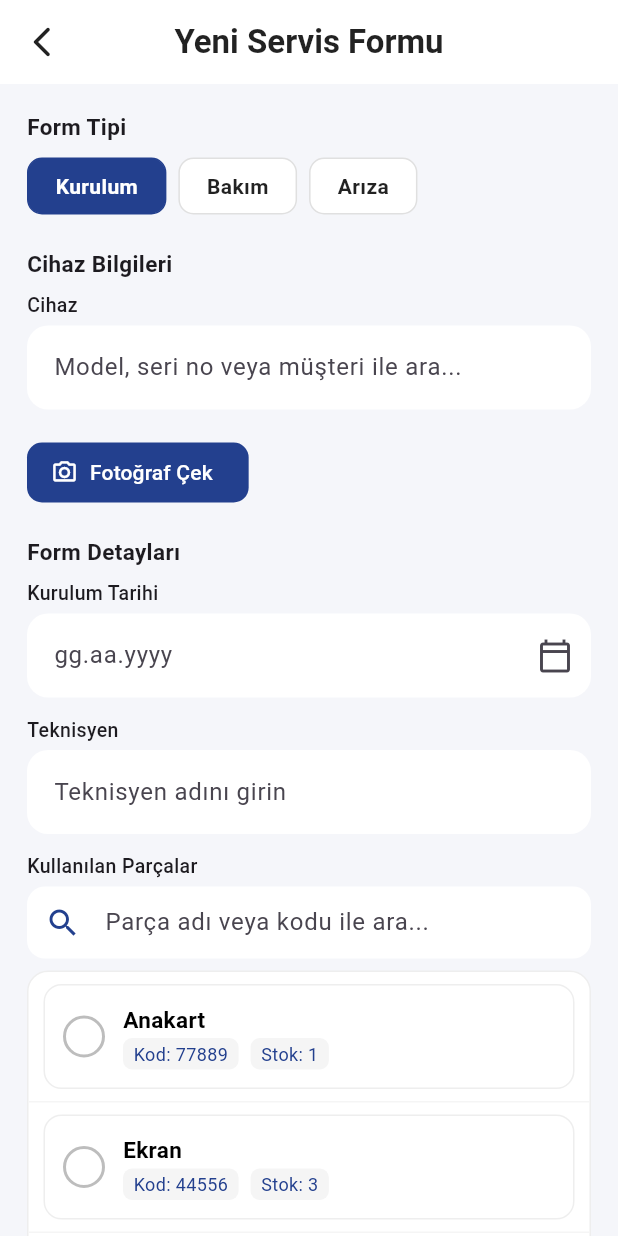
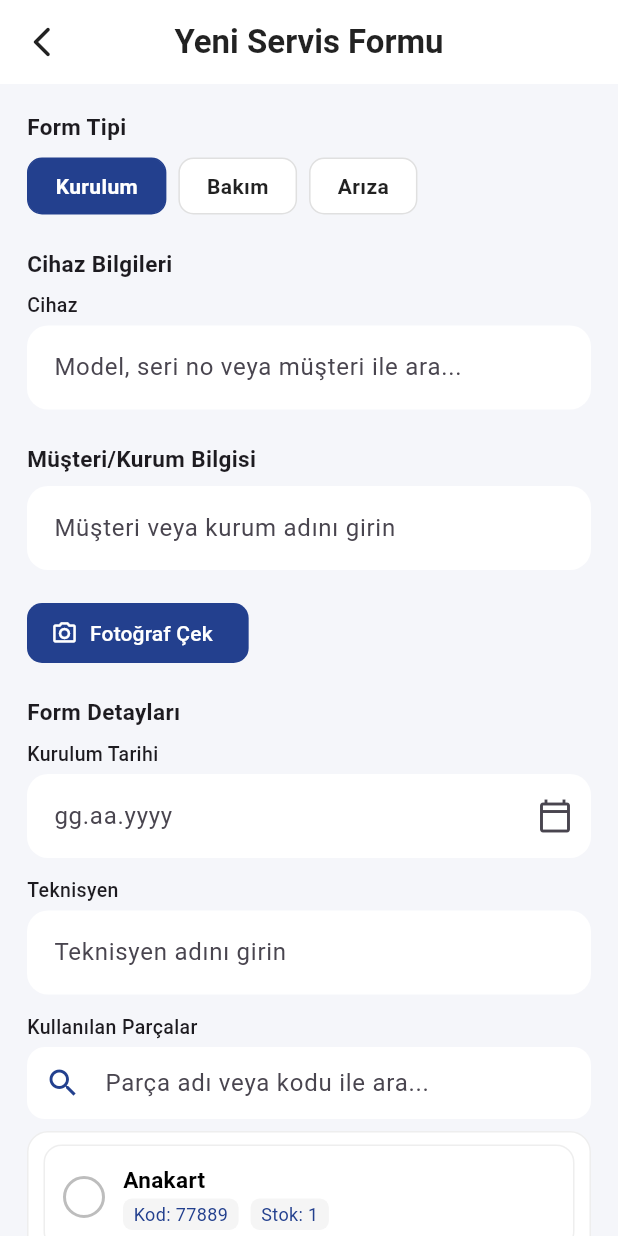
Before and after one commit to Galipacikel/CenceApp, a Flutter app: the HomePage screen opened directly, after a tap on "Yeni Servis Formu", on a phone screen of 412 x 824 dp. Run offline on Flutter 3.47's test engine with Material 3 defaults, Android fonts, the phone set to English and light mode, and no system bars; our stand-ins replace camera, firebase_auth, firebase_core, image_picker, permission_handler; missing offline and left inert: mobile_scanner; accounts and stored records are empty.

Commit message:
Simplify models and update service form flow

```diff
--- a/lib/models/cihaz.dart
+++ b/lib/models/cihaz.dart
@@ -2,15 +2,11 @@ class Cihaz {
   final String id;
   final String modelAdi;
   final String seriNumarasi;
-  final String musteriBilgisi;
-  final DateTime kurulumTarihi;
 
   Cihaz({
     required this.id,
     required this.modelAdi,
     required this.seriNumarasi,
-    required this.musteriBilgisi,
-    required this.kurulumTarihi,
   });
 
   factory Cihaz.fromJson(Map<String, dynamic> json) {
@@ -18,8 +14,6 @@ class Cihaz {
       id: json['id'] ?? '',
       modelAdi: json['modelAdi'] ?? '',
       seriNumarasi: json['seriNumarasi'] ?? '',
-      musteriBilgisi: json['musteriBilgisi'] ?? '',
-      kurulumTarihi: DateTime.tryParse(json['kurulumTarihi'] ?? '') ?? DateTime.now(),
     );
   }
 
@@ -28,25 +22,20 @@ class Cihaz {
       'id': id,
       'modelAdi': modelAdi,
       'seriNumarasi': seriNumarasi,
-      'musteriBilgisi': musteriBilgisi,
-      'kurulumTarihi': kurulumTarihi.toIso8601String(),
     };
   }
 }
 
-// Cihaz verilerini yönetmek için abstract class (repository pattern)
 abstract class CihazRepository {
   Future<List<Cihaz>> getAll();
   Future<void> add(Cihaz cihaz);
-  // Gelecekte eklenebilir: update, delete, getById
 }
 
-// Mock verilerle CihazRepository'nin somut bir uygulaması
 class MockCihazRepository implements CihazRepository {
   final List<Cihaz> _mockCihazlar = [
-    Cihaz(id: 'CIHAZ-001', modelAdi: 'Solunum Cihazı X-2000', seriNumarasi: 'SN-A12345', musteriBilgisi: 'A Hastanesi', kurulumTarihi: DateTime(2023, 5, 15)),
-    Cihaz(id: 'CIHAZ-002', modelAdi: 'Defibrilatör Pro-500', seriNumarasi: 'SN-B67890', musteriBilgisi: 'B Kliniği', kurulumTarihi: DateTime(2022, 11, 20)),
-    Cihaz(id: 'CIHAZ-003', modelAdi: 'EKG Monitörü Card-10', seriNumarasi: 'SN-C13579', musteriBilgisi: 'C Sağlık Merkezi', kurulumTarihi: DateTime(2024, 1, 30)),
+    Cihaz(id: 'CIHAZ-001', modelAdi: 'Solunum Cihazı X-2000', seriNumarasi: 'SN-A12345'),
+    Cihaz(id: 'CIHAZ-002', modelAdi: 'Defibrilatör Pro-500', seriNumarasi: 'SN-B67890'),
+    Cihaz(id: 'CIHAZ-003', modelAdi: 'EKG Monitörü Card-10', seriNumarasi: 'SN-C13579'),
   ];
 
   @override
--- a/lib/models/stock_part.dart
+++ b/lib/models/stock_part.dart
@@ -3,16 +3,12 @@ class StockPart {
   final String parcaAdi;
   final String parcaKodu;
   int stokAdedi;
-  final String tedarikci;
-  final DateTime sonGuncelleme;
 
   StockPart({
     required this.id,
     required this.parcaAdi,
     required this.parcaKodu,
     required this.stokAdedi,
-    required this.tedarikci,
-    required this.sonGuncelleme,
   });
 
   factory StockPart.fromJson(Map<String, dynamic> json) {
@@ -21,8 +17,6 @@ class StockPart {
       parcaAdi: json['parcaAdi'] ?? '',
       parcaKodu: json['parcaKodu'] ?? '',
       stokAdedi: json['stokAdedi'] ?? 0,
-      tedarikci: json['tedarikci'] ?? '',
-      sonGuncelleme: DateTime.tryParse(json['sonGuncelleme'] ?? '') ?? DateTime.now(),
     );
   }
 
@@ -32,8 +26,6 @@ class StockPart {
       'parcaAdi': parcaAdi,
       'parcaKodu': parcaKodu,
       'stokAdedi': stokAdedi,
-      'tedarikci': tedarikci,
-      'sonGuncelleme': sonGuncelleme.toIso8601String(),
     };
   }
 }
@@ -58,40 +50,30 @@ class MockStockRepository implements StockPartRepository {
        parcaAdi: 'Anakart',
        parcaKodu: '77889',
        stokAdedi: 1,
-       tedarikci: 'ABC Firması',
-       sonGuncelleme: DateTime.parse('2023-08-12'),
      ),
      StockPart(
        id: '2',
        parcaAdi: 'Ekran',
        parcaKodu: '44556',
        stokAdedi: 3,
-       tedarikci: 'XYZ Firması',
-       sonGuncelleme: DateTime.parse('2023-08-11'),
      ),
      StockPart(
        id: '3',
        parcaAdi: 'Kablo',
        parcaKodu: '67890',
        stokAdedi: 5,
-       tedarikci: 'DEF Firması',
-       sonGuncelleme: DateTime.parse('2023-08-10'),
      ),
      StockPart(
        id: '4',
        parcaAdi: 'Sensör',
        parcaKodu: '12345',
        stokAdedi: 10,
-       tedarikci: 'GHI Firması',
-       sonGuncelleme: DateTime.parse('2023-08-09'),
     ),
     StockPart(
        id: '5',
        parcaAdi: 'Batarya',
        parcaKodu: '11223',
        stokAdedi: 20,
-       tedarikci: 'JKL Firması',
-       sonGuncelleme: DateTime.parse('2023-08-08'),
      ),
   ];
 
--- a/lib/screens/all_service_history_screen.dart
+++ b/lib/screens/all_service_history_screen.dart
@@ -123,6 +123,7 @@ class AllServiceHistoryScreen extends StatelessWidget {
                     crossAxisAlignment: CrossAxisAlignment.start,
                     children: [
                       Text('Tarih: ${dateFormat.format(item.date)}', style: const TextStyle(fontSize: 13, color: Color(0xFF23408E))),
+                      Text('Müşteri/Kurum: ${item.musteri}', style: const TextStyle(fontSize: 13, color: Color(0xFF23408E), fontWeight: FontWeight.w600)),
                       Text('Teknisyen: ${item.technician}', style: const TextStyle(fontSize: 13, color: Color(0xFF23408E))),
                     ],
                   ),
--- a/lib/screens/home_page.dart
+++ b/lib/screens/home_page.dart
@@ -57,6 +57,7 @@ class _HomePageState extends State<HomePage> {
         id: DateTime.now().millisecondsSinceEpoch.toString(),
         date: result['tarih'] ?? DateTime.now(),
         cihazId: result['cihazId'] ?? 'CIHAZ-001',
+        musteri: result['musteri'] ?? '',
         description: result['aciklama'] ?? '',
         technician: result['teknisyen'] ?? '',
         status: status,
@@ -65,8 +66,6 @@ class _HomePageState extends State<HomePage> {
           parcaAdi: p['parcaAdi'] ?? '',
           parcaKodu: p['parcaKodu'] ?? '',
           stokAdedi: p['adet'] ?? 1,
-          tedarikci: '',
-          sonGuncelleme: DateTime.now(),
         )).toList() ?? [],
       );
       await _repository.add(newHistory);
--- a/lib/screens/service_history_detail_screen.dart
+++ b/lib/screens/service_history_detail_screen.dart
@@ -56,6 +56,8 @@ class ServiceHistoryDetailScreen extends StatelessWidget {
             const SizedBox(height: 8),
             Text('İşlem Tipi: ${serviceHistory.cihazId}', style: const TextStyle(fontSize: 16, color: Color(0xFF1C1C1C))),
             const SizedBox(height: 8),
+            Text('Müşteri/Kurum: ${serviceHistory.musteri}', style: const TextStyle(fontSize: 16, color: Color(0xFF23408E), fontWeight: FontWeight.w600)),
+            const SizedBox(height: 8),
             Text('Açıklama: ${serviceHistory.description}', style: const TextStyle(fontSize: 16, color: Color(0xFF1C1C1C))),
             const SizedBox(height: 8),
             if (serviceHistory.kullanilanParcalar.isNotEmpty)
--- a/lib/screens/yeni_servis_formu_screen.dart
+++ b/lib/screens/yeni_servis_formu_screen.dart
@@ -24,6 +24,7 @@ class _YeniServisFormuScreenState extends State<YeniServisFormuScreen> {
   final TextEditingController _cihazController = TextEditingController();
   final TextEditingController _teknisyenController = TextEditingController();
   final TextEditingController _aciklamaController = TextEditingController();
+  final TextEditingController _musteriController = TextEditingController();
   DateTime? _tarih;
   late TextEditingController _tarihController;
   File? _pickedImage;
@@ -80,6 +81,7 @@ class _YeniServisFormuScreenState extends State<YeniServisFormuScreen> {
     _aciklamaController.dispose();
     _tarihController.dispose();
     _partSearchController.dispose();
+    _musteriController.dispose();
     super.dispose();
   }
 
@@ -106,14 +108,7 @@ class _YeniServisFormuScreenState extends State<YeniServisFormuScreen> {
       _partSearchController.clear();
       _showPartSuggestions = false;
 
-      // Kategoriye göre parçaları filtrele
-      if (category == 'Tüm Parçalar') {
-        _filteredParts = _allParts;
-      } else {
-        _filteredParts = _allParts.where((part) =>
-          (part.tedarikci ?? 'Diğer') == category
-        ).toList();
-      }
+      _filteredParts = _allParts;
       _filteredParts.sort((a, b) {
         return a.parcaAdi.compareTo(b.parcaAdi);
       });
@@ -122,15 +117,7 @@ class _YeniServisFormuScreenState extends State<YeniServisFormuScreen> {
 
   void _filterParts(String query) {
     setState(() {
-      List<StockPart> baseParts;
-
-      if (_selectedCategory == null || _selectedCategory == 'Tüm Parçalar') {
-        baseParts = _allParts;
-      } else {
-        baseParts = _allParts.where((part) =>
-          (part.tedarikci ?? 'Diğer') == _selectedCategory
-        ).toList();
-      }
+      List<StockPart> baseParts = _allParts;
 
       if (query.isEmpty) {
         _filteredParts = baseParts;
@@ -153,8 +140,7 @@ class _YeniServisFormuScreenState extends State<YeniServisFormuScreen> {
       } else {
         _filteredCihazlar = _allCihazlar.where((cihaz) =>
           cihaz.modelAdi.toLowerCase().contains(query.toLowerCase()) ||
-          cihaz.seriNumarasi.toLowerCase().contains(query.toLowerCase()) ||
-          cihaz.musteriBilgisi.toLowerCase().contains(query.toLowerCase())
+          cihaz.seriNumarasi.toLowerCase().contains(query.toLowerCase())
         ).toList();
       }
       _showCihazSuggestions = true;
@@ -241,6 +227,12 @@ class _YeniServisFormuScreenState extends State<YeniServisFormuScreen> {
       );
       return;
     }
+    if (_musteriController.text.isEmpty) {
+      ScaffoldMessenger.of(context).showSnackBar(
+        const SnackBar(content: Text('Lütfen müşteri/kurum adını girin.'), backgroundColor: Colors.red, duration: Duration(seconds: 2)),
+      );
+      return;
+    }
     if (_tarih == null) {
       ScaffoldMessenger.of(context).showSnackBar(
         const SnackBar(content: Text('Lütfen bir tarih seçin.'), backgroundColor: Colors.red, duration: Duration(seconds: 2)),
@@ -273,6 +265,7 @@ class _YeniServisFormuScreenState extends State<YeniServisFormuScreen> {
     Navigator.pop(context, {
       'formTipi': _formTipi,
       'cihazId': _selectedCihaz!.id,
+      'musteri': _musteriController.text,
       'teknisyen': _teknisyenController.text,
       'aciklama': _aciklamaController.text,
       'tarih': _tarih,
@@ -415,7 +408,6 @@ class _YeniServisFormuScreenState extends State<YeniServisFormuScreen> {
                             final cihaz = _filteredCihazlar[index];
                             return ListTile(
                               title: Text('${cihaz.modelAdi} (${cihaz.seriNumarasi})'),
-                              subtitle: Text('Müşteri: ${cihaz.musteriBilgisi}'),
                               onTap: () => _selectCihaz(cihaz),
                             );
                           },
@@ -424,6 +416,23 @@ class _YeniServisFormuScreenState extends State<YeniServisFormuScreen> {
                   ],
                 );
               },
+            ),
+            const SizedBox(height: 22),
+            const Text('Müşteri/Kurum Bilgisi', style: TextStyle(fontWeight: FontWeight.w600, fontSize: 15)),
+            const SizedBox(height: 8),
+            TextField(
+              controller: _musteriController,
+              keyboardType: TextInputType.text,
+              decoration: InputDecoration(
+                hintText: 'Müşteri veya kurum adını girin',
+                filled: true,
+                fillColor: Colors.white,
+                contentPadding: const EdgeInsets.symmetric(vertical: 16, horizontal: 14),
+                border: OutlineInputBorder(
+                  borderRadius: BorderRadius.circular(14),
+                  borderSide: BorderSide.none,
+                ),
+              ),
             ),
             const SizedBox(height: 18),
             // Fotoğraf ekleme alanı
```
Also changed, not shown: lib/models/service_history.dart (+9 -1 lines), lib/screens/servis_gecmisi_screen.dart (+11 -1 lines), lib/screens/stok_takibi_screen.dart (+4 -41 lines).
